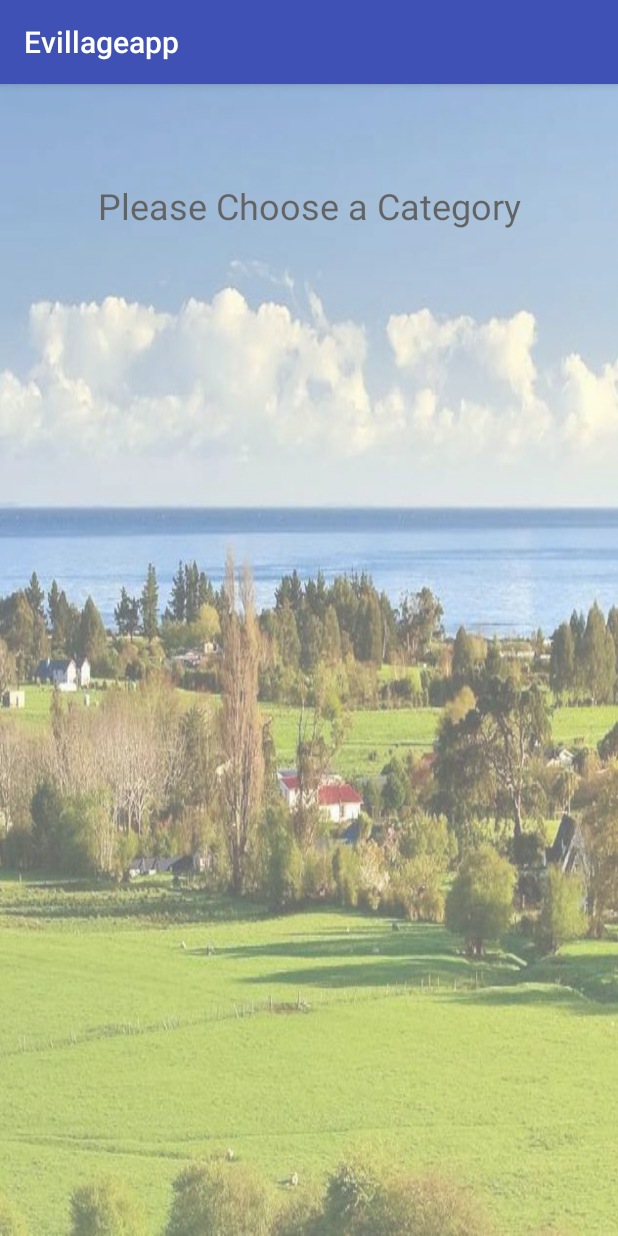
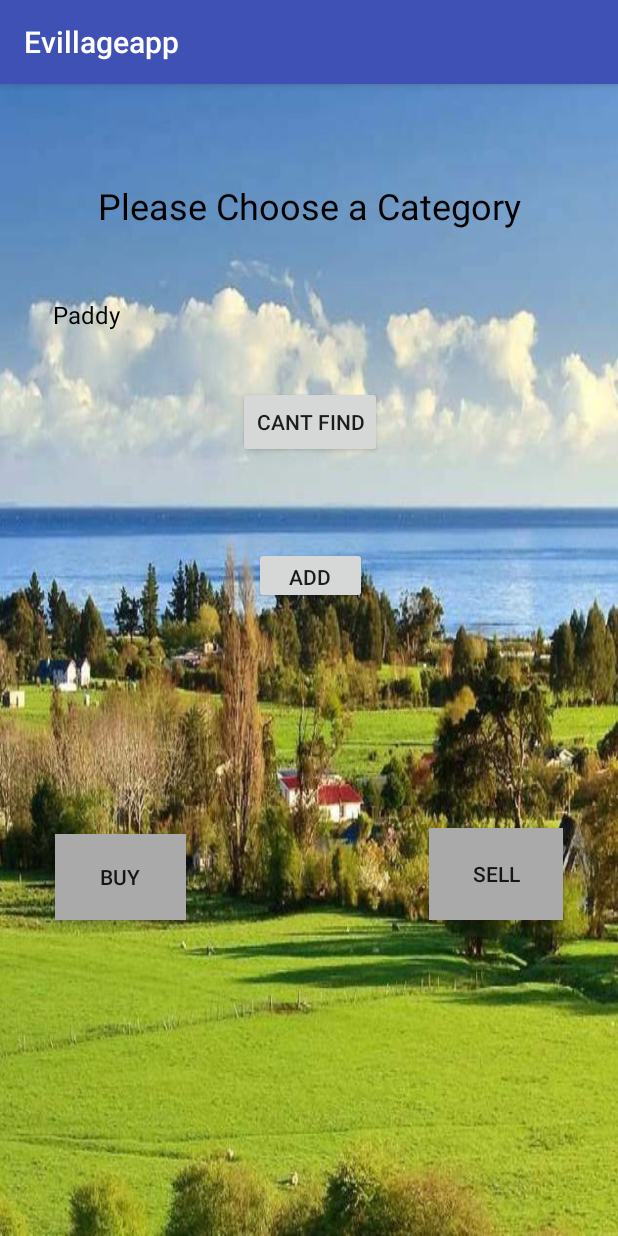
Before and after one commit to akshay-98/Evillage, an Android app: the screen it shows after launch (MainActivity), on a phone screen of 412 x 824 dp. Run offline under Robolectric (Android 15) with nearby library versions, the phone set to English and light mode, and no system bars.

Commit message:
first activity

```diff
--- a/app/src/main/java/com/example/evillageapp/MainActivity.java
+++ b/app/src/main/java/com/example/evillageapp/MainActivity.java
@@ -2,13 +2,49 @@ package com.example.evillageapp;
 
 import android.support.v7.app.AppCompatActivity;
 import android.os.Bundle;
+import android.view.View;
+import android.widget.ArrayAdapter;
+import android.widget.EditText;
+import android.widget.Spinner;
+
+import java.util.ArrayList;
 
 public class MainActivity extends AppCompatActivity {
+
+    ArrayList<String> crops;
+    EditText cropAdd;
+    ArrayAdapter<String> cropAdapter;
+    Spinner cropSpinner;
+
+    public void cantFind(View view)
+    {
+
+        cropAdd.setVisibility(View.VISIBLE);
+    }
+
+    public void addCrop(View view)
+    {
+        String crop=cropAdd.getText().toString();
+        crops.add(crop);
+        cropAdapter.notifyDataSetChanged();
+
+    }
 
     @Override
     protected void onCreate(Bundle savedInstanceState) {
         super.onCreate(savedInstanceState);
         setContentView(R.layout.activity_main);
+
+        cropAdd=(EditText)findViewById(R.id.cropAddText);
+
+        crops =new ArrayList<String>();
+        crops.add("Paddy");
+        crops.add("Rice");
+        crops.add("Pulses");
+
+        cropSpinner=(Spinner)findViewById(R.id.spinner);
+        cropAdapter=new ArrayAdapter<String>(this,R.layout.support_simple_spinner_dropdown_item,crops);
+        cropSpinner.setAdapter(cropAdapter);
     }
 
 
--- a/app/src/main/res/layout/activity_main.xml
+++ b/app/src/main/res/layout/activity_main.xml
@@ -4,7 +4,7 @@
     xmlns:tools="http://schemas.android.com/tools"
     android:layout_width="match_parent"
     android:layout_height="match_parent"
-    android:alpha="0.6"
+    android:alpha="1"
     android:background="@drawable/vil"
     tools:context=".MainActivity">
 
@@ -22,4 +22,90 @@
         app:layout_constraintEnd_toEndOf="parent"
         app:layout_constraintStart_toStartOf="parent"
         app:layout_constraintTop_toTopOf="parent" />
+
+    <Spinner
+        android:id="@+id/spinner"
+        android:layout_width="363dp"
+        android:layout_height="68dp"
+        android:layout_marginEnd="8dp"
+        android:layout_marginStart="8dp"
+        android:background="@android:color/transparent"
+        app:layout_constraintEnd_toEndOf="parent"
+        app:layout_constraintHorizontal_bias="0.6"
+        app:layout_constraintStart_toStartOf="parent"
+        app:layout_constraintTop_toBottomOf="@+id/textView" />
+
+    <Button
+        android:id="@+id/button"
+        android:layout_width="87dp"
+        android:layout_height="57dp"
+        android:layout_marginBottom="76dp"
+        android:layout_marginEnd="20dp"
+        android:layout_marginStart="34dp"
+        android:layout_marginTop="70dp"
+        android:background="@android:color/darker_gray"
+        android:text="Buy"
+        app:layout_constraintBottom_toBottomOf="parent"
+        app:layout_constraintEnd_toStartOf="@+id/button2"
+        app:layout_constraintStart_toStartOf="parent"
+        app:layout_constraintTop_toBottomOf="@+id/cropAddText" />
+
+    <Button
+        android:id="@+id/button2"
+        android:layout_width="89dp"
+        android:layout_height="61dp"
+        android:layout_marginBottom="76dp"
+        android:layout_marginEnd="34dp"
+        android:layout_marginStart="140dp"
+        android:layout_marginTop="66dp"
+        android:background="@android:color/darker_gray"
+        android:text="Sell"
+        app:layout_constraintBottom_toBottomOf="parent"
+        app:layout_constraintEnd_toEndOf="parent"
+        app:layout_constraintStart_toEndOf="@+id/button"
+        app:layout_constraintTop_toBottomOf="@+id/cropAddText" />
+
+    <Button
+        android:id="@+id/button3"
+        android:layout_width="wrap_content"
+        android:layout_height="wrap_content"
+        android:layout_marginEnd="136dp"
+        android:layout_marginStart="137dp"
+        android:layout_marginTop="13dp"
+        android:onClick="cantFind"
+        android:text="Cant FInd"
+        app:layout_constraintEnd_toEndOf="parent"
+        app:layout_constraintStart_toStartOf="parent"
+        app:layout_constraintTop_toBottomOf="@+id/spinner" />
+
+    <EditText
+        android:id="@+id/cropAddText"
+        android:layout_width="296dp"
+        android:layout_height="35dp"
+        android:layout_marginEnd="44dp"
+        android:layout_marginStart="44dp"
+        android:layout_marginTop="10dp"
+        android:background="@android:color/holo_blue_light"
+        android:ems="10"
+        android:gravity="center"
+        android:hint="Enter here"
+        android:inputType="textPersonName"
+        android:textColor="@android:color/black"
+        android:textColorHint="@android:color/darker_gray"
+        android:visibility="invisible"
+        app:layout_constraintEnd_toEndOf="parent"
+        app:layout_constraintStart_toStartOf="parent"
+        app:layout_constraintTop_toBottomOf="@+id/button3" />
+
+    <Button
+        android:id="@+id/button4"
+        android:layout_width="75dp"
+        android:layout_height="38dp"
+        android:layout_marginEnd="154dp"
+        android:layout_marginStart="155dp"
+        android:layout_marginTop="14dp"
+        android:text="add"
+        app:layout_constraintEnd_toEndOf="parent"
+        app:layout_constraintStart_toStartOf="parent"
+        app:layout_constraintTop_toBottomOf="@+id/cropAddText" />
 </android.support.constraint.ConstraintLayout>
```
